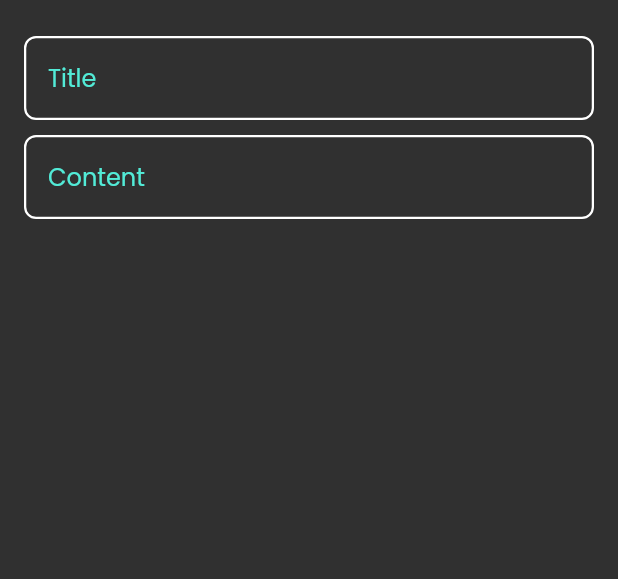
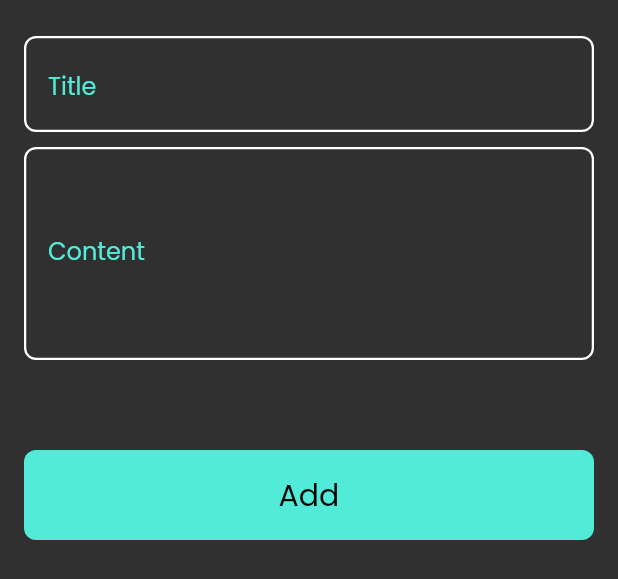
Before and after one commit to HamdiAshraf/note_app, a Flutter app: the AddNoteBottomSheet widget shown alone on an empty page, opened directly, on a phone screen of 412 x 824 dp. Shown: the top 579 px of the screen. Run offline on Flutter 3.47's test engine with Material 2 defaults, Android fonts, the phone set to English and light mode, and no system bars; our stand-ins replace font_awesome_flutter.

Commit message:
finish notes bottom sheet

```diff
--- a/lib/views/widgets/add_note_bottom_sheet.dart
+++ b/lib/views/widgets/add_note_bottom_sheet.dart
@@ -2,6 +2,8 @@
 
 import 'package:flutter/material.dart';
 
+
+import 'custom_button.dart';
 import 'custom_text_field.dart';
 
 class AddNoteBottomSheet extends StatelessWidget {
@@ -11,26 +13,38 @@ class AddNoteBottomSheet extends StatelessWidget {
   Widget build(BuildContext context) {
     return Padding(
       padding: const EdgeInsets.symmetric(horizontal: 16),
-      child: Column(
+      child: SingleChildScrollView(
+        child: Column(
 
-children: [
-  const SizedBox(
+children: const [
+  SizedBox(
     height: 24,
   ),
    CustomTextField(
-     'Title'
+        text: 'Title',
    ),
-  const SizedBox(
+  SizedBox(
     height: 10,
   ),
 
+
+   CustomTextField(
+           text: 'Content',
+     maxLines: 5,
+     height: 5,
+    ),
+
   SizedBox(
-    height: 200,
-    child: CustomTextField(
-        'Content',
-    ),
+    height: 60,
   ),
+
+  CustomButton(text: 'Add',),
+  SizedBox(
+    height: 20,
+  ),
+
 ],
+        ),
       ),
     );
   }
--- /dev/null
+++ b/lib/views/widgets/custom_button.dart
@@ -0,0 +1,32 @@
+import 'package:flutter/material.dart';
+
+import '../../constants.dart';
+
+class CustomButton extends StatelessWidget {
+  const CustomButton({super.key,required this.text}) ;
+  final String text;
+  @override
+  Widget build(BuildContext context) {
+    return  GestureDetector(
+      child: Container(
+
+        decoration: BoxDecoration(
+          borderRadius: BorderRadius.circular(8),
+          color: kPrimaryColor,
+        ),
+        width: MediaQuery.of(context).size.width,
+        height: 60,
+
+        child: Center(
+          child: Text(
+            text,
+            style: const TextStyle(
+              color: Colors.black,
+              fontSize: 20,
+            ),
+          ),
+        ),
+      ),
+    );
+  }
+}
--- a/lib/views/widgets/custom_text_field.dart
+++ b/lib/views/widgets/custom_text_field.dart
@@ -2,17 +2,25 @@ import 'package:flutter/material.dart';
 import 'package:note_app/constants.dart';
 
 class CustomTextField extends StatelessWidget {
-  CustomTextField(this.text, {super.key}) ;
-  String text;
+ const CustomTextField({super.key, required this.text ,  this.maxLines=1,this.height=2}) ;
+  final String text;
+  final int maxLines;
+final double ?height;
   @override
   Widget build(BuildContext context) {
     return TextField (
+
       cursorColor: kPrimaryColor,
+      maxLines: maxLines,
+
       decoration: InputDecoration(
+
         hintText: text,
-        hintStyle: const TextStyle(
+        hintStyle:  TextStyle(
           color: kPrimaryColor,
+            height: height??5,
         ),
+        isDense: true,
         contentPadding: const EdgeInsets.all(16),
 
         enabledBorder: buildOutlineInputBorder(),
```
